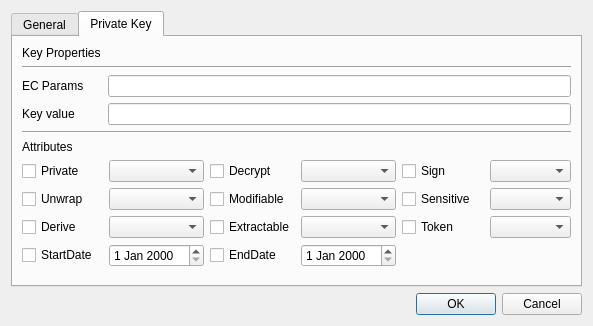
jykim74/CryptokiMan, file CryptokiMan/create_ec_pri_key_dlg.ui: the form before one commit.
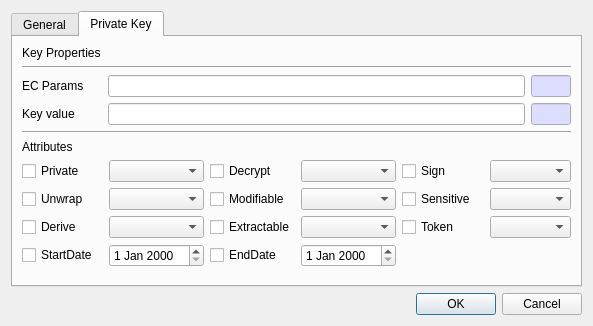
The form after the commit. The open tabs and pages were chosen to show the change.

The edit to the form file:
```diff
--- a/CryptokiMan/create_ec_pri_key_dlg.ui
+++ b/CryptokiMan/create_ec_pri_key_dlg.ui
@@ -17,7 +17,7 @@
    <item>
     <widget class="QTabWidget" name="tabWidget">
      <property name="currentIndex">
-      <number>0</number>
+      <number>1</number>
      </property>
      <widget class="QWidget" name="tab">
       <attribute name="title">
@@ -354,6 +354,9 @@
          <property name="topMargin">
           <number>0</number>
          </property>
+         <item row="1" column="1">
+          <widget class="QLineEdit" name="mKeyValueText"/>
+         </item>
          <item row="0" column="1">
           <widget class="QLineEdit" name="mECPramsText"/>
          </item>
@@ -377,8 +380,117 @@
            </property>
           </widget>
          </item>
-         <item row="1" column="1">
-          <widget class="QLineEdit" name="mKeyValueText"/>
+         <item row="0" column="2">
+          <widget class="QLineEdit" name="mECParamsLenText">
+           <property name="minimumSize">
+            <size>
+             <width>40</width>
+             <height>0</height>
+            </size>
+           </property>
+           <property name="maximumSize">
+            <size>
+             <width>40</width>
+             <height>16777215</height>
+            </size>
+           </property>
+           <property name="palette">
+            <palette>
+             <active>
+              <colorrole role="Base">
+               <brush brushstyle="SolidPattern">
+                <color alpha="255">
+                 <red>221</red>
+                 <green>221</green>
+                 <blue>255</blue>
+                </color>
+               </brush>
+              </colorrole>
+             </active>
+             <inactive>
+              <colorrole role="Base">
+               <brush brushstyle="SolidPattern">
+                <color alpha="255">
+                 <red>221</red>
+                 <green>221</green>
+                 <blue>255</blue>
+                </color>
+               </brush>
+              </colorrole>
+             </inactive>
+             <disabled>
+              <colorrole role="Base">
+               <brush brushstyle="SolidPattern">
+                <color alpha="255">
+                 <red>240</red>
+                 <green>240</green>
+                 <blue>240</blue>
+                </color>
+               </brush>
+              </colorrole>
+             </disabled>
+            </palette>
+           </property>
+           <property name="readOnly">
+            <bool>true</bool>
+           </property>
+          </widget>
+         </item>
+         <item row="1" column="2">
+          <widget class="QLineEdit" name="mKeyValueLenText">
+           <property name="minimumSize">
+            <size>
+             <width>40</width>
+             <height>0</height>
+            </size>
+           </property>
+           <property name="maximumSize">
+            <size>
+             <width>40</width>
+             <height>16777215</height>
+            </size>
+           </property>
+           <property name="palette">
+            <palette>
+             <active>
+              <colorrole role="Base">
+               <brush brushstyle="SolidPattern">
+                <color alpha="255">
+                 <red>221</red>
+                 <green>221</green>
+                 <blue>255</blue>
+                </color>
+               </brush>
+              </colorrole>
+             </active>
+             <inactive>
+              <colorrole role="Base">
+               <brush brushstyle="SolidPattern">
+                <color alpha="255">
+                 <red>221</red>
+                 <green>221</green>
+                 <blue>255</blue>
+                </color>
+               </brush>
+              </colorrole>
+             </inactive>
+             <disabled>
+              <colorrole role="Base">
+               <brush brushstyle="SolidPattern">
+                <color alpha="255">
+                 <red>240</red>
+                 <green>240</green>
+                 <blue>240</blue>
+                </color>
+               </brush>
+              </colorrole>
+             </disabled>
+            </palette>
+           </property>
+           <property name="readOnly">
+            <bool>true</bool>
+           </property>
+          </widget>
          </item>
         </layout>
        </item>
```
